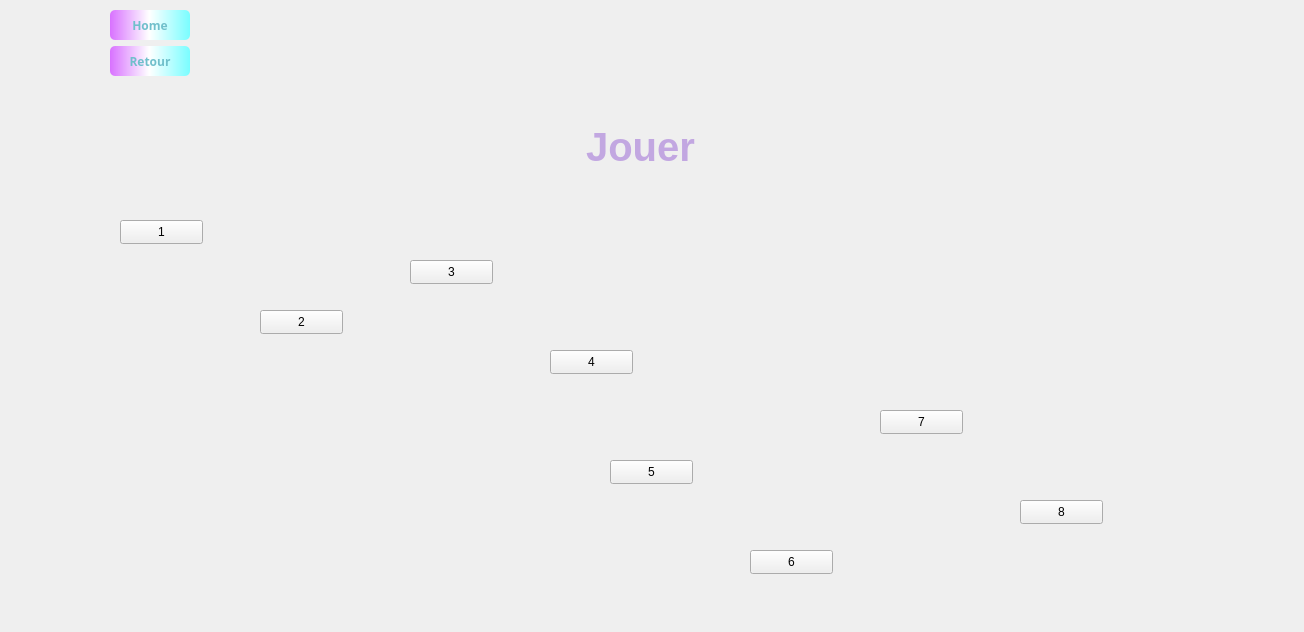
Qt form ApplicationPC/mainwindow.ui (Cortard/RobotRicochetSolver) before a commit.
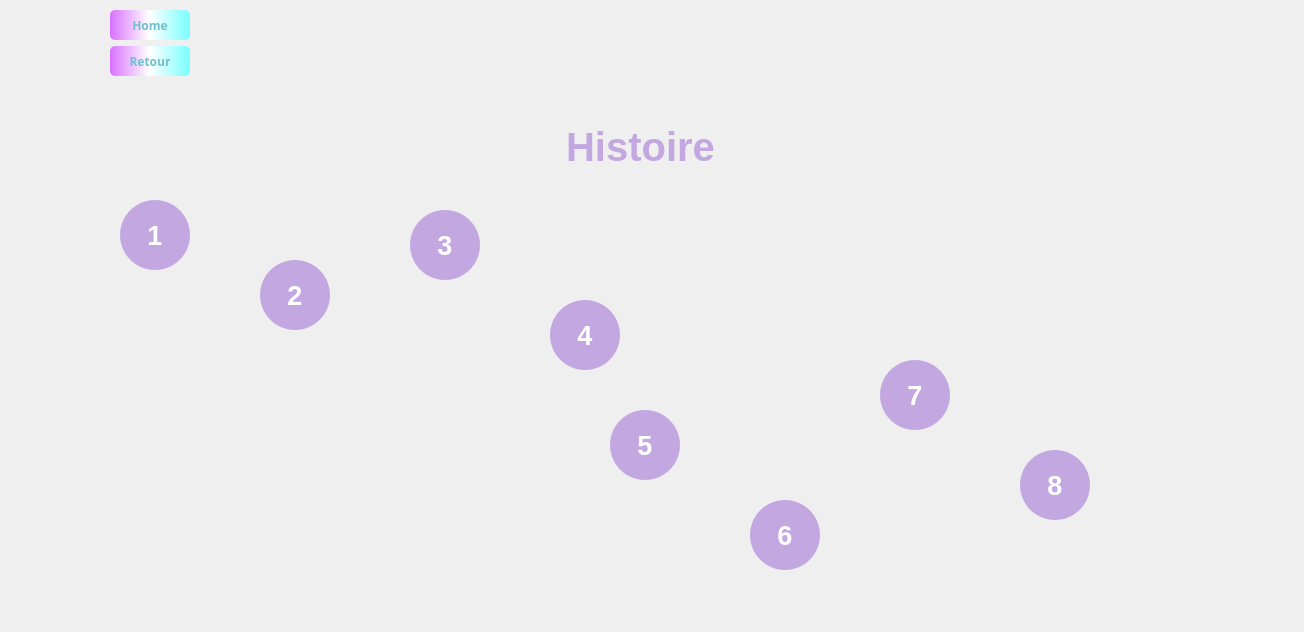
The same form after that commit. The open tabs and pages were chosen to show the change. Icons and pictures are not drawn.

Diff of the .ui file:
```diff
--- a/ApplicationPC/mainwindow.ui
+++ b/ApplicationPC/mainwindow.ui
@@ -600,11 +600,43 @@
        <property name="geometry">
         <rect>
          <x>120</x>
-         <y>220</y>
-         <width>83</width>
-         <height>24</height>
+         <y>200</y>
+         <width>70</width>
+         <height>70</height>
         </rect>
        </property>
+       <property name="minimumSize">
+        <size>
+         <width>70</width>
+         <height>70</height>
+        </size>
+       </property>
+       <property name="maximumSize">
+        <size>
+         <width>70</width>
+         <height>70</height>
+        </size>
+       </property>
+       <property name="font">
+        <font>
+         <pointsize>20</pointsize>
+         <bold>true</bold>
+        </font>
+       </property>
+       <property name="styleSheet">
+        <string notr="true">QPushButton#buttonhistoire1 {
+    border:none;
+	border-radius: 35px;
+	padding:10px;
+	color: rgb(255, 255, 255);
+	background-color: rgb(194, 167, 225);
+}
+
+QPushButton#buttonhistoire1:hover {
+    background-color: #9c2579;
+}
+</string>
+       </property>
        <property name="text">
         <string>1</string>
        </property>
@@ -613,11 +645,37 @@
        <property name="geometry">
         <rect>
          <x>260</x>
-         <y>310</y>
-         <width>83</width>
-         <height>24</height>
+         <y>260</y>
+         <width>70</width>
+         <height>70</height>
         </rect>
        </property>
+       <property name="minimumSize">
+        <size>
+         <width>70</width>
+         <height>70</height>
+        </size>
+       </property>
+       <property name="maximumSize">
+        <size>
+         <width>70</width>
+         <height>70</height>
+        </size>
+       </property>
+       <property name="font">
+        <font>
+         <pointsize>20</pointsize>
+         <bold>true</bold>
+        </font>
+       </property>
+       <property name="styleSheet">
+        <string notr="true">border:none;
+border-radius: 35px;
+padding:10px;
+color: rgb(255, 255, 255);
+background-color: rgb(194, 167, 225);
+</string>
+       </property>
        <property name="text">
         <string>2</string>
        </property>
@@ -626,11 +684,37 @@
        <property name="geometry">
         <rect>
          <x>410</x>
-         <y>260</y>
-         <width>83</width>
-         <height>24</height>
+         <y>210</y>
+         <width>70</width>
+         <height>70</height>
         </rect>
        </property>
+       <property name="minimumSize">
+        <size>
+         <width>70</width>
+         <height>70</height>
+        </size>
+       </property>
+       <property name="maximumSize">
+        <size>
+         <width>70</width>
+         <height>70</height>
+        </size>
+       </property>
+       <property name="font">
+        <font>
+         <pointsize>20</pointsize>
+         <bold>true</bold>
+        </font>
+       </property>
+       <property name="styleSheet">
+        <string notr="true">border:none;
+border-radius: 35px;
+padding:10px;
+color: rgb(255, 255, 255);
+background-color: rgb(194, 167, 225);
+</string>
+       </property>
        <property name="text">
         <string>3</string>
        </property>
@@ -639,11 +723,37 @@
        <property name="geometry">
         <rect>
          <x>550</x>
-         <y>350</y>
-         <width>83</width>
-         <height>24</height>
+         <y>300</y>
+         <width>70</width>
+         <height>70</height>
         </rect>
        </property>
+       <property name="minimumSize">
+        <size>
+         <width>70</width>
+         <height>70</height>
+        </size>
+       </property>
+       <property name="maximumSize">
+        <size>
+         <width>70</width>
+         <height>70</height>
+        </size>
+       </property>
+       <property name="font">
+        <font>
+         <pointsize>20</pointsize>
+         <bold>true</bold>
+        </font>
+       </property>
+       <property name="styleSheet">
+        <string notr="true">border:none;
+border-radius: 35px;
+padding:10px;
+color: rgb(255, 255, 255);
+background-color: rgb(194, 167, 225);
+</string>
+       </property>
        <property name="text">
         <string>4</string>
        </property>
@@ -652,11 +762,37 @@
        <property name="geometry">
         <rect>
          <x>610</x>
-         <y>460</y>
-         <width>83</width>
-         <height>24</height>
+         <y>410</y>
+         <width>70</width>
+         <height>70</height>
         </rect>
        </property>
+       <property name="minimumSize">
+        <size>
+         <width>70</width>
+         <height>70</height>
+        </size>
+       </property>
+       <property name="maximumSize">
+        <size>
+         <width>70</width>
+         <height>70</height>
+        </size>
+       </property>
+       <property name="font">
+        <font>
+         <pointsize>20</pointsize>
+         <bold>true</bold>
+        </font>
+       </property>
+       <property name="styleSheet">
+        <string notr="true">border:none;
+border-radius: 35px;
+padding:10px;
+color: rgb(255, 255, 255);
+background-color: rgb(194, 167, 225);
+</string>
+       </property>
        <property name="text">
         <string>5</string>
        </property>
@@ -665,11 +801,37 @@
        <property name="geometry">
         <rect>
          <x>750</x>
-         <y>550</y>
-         <width>83</width>
-         <height>24</height>
+         <y>500</y>
+         <width>70</width>
+         <height>70</height>
         </rect>
        </property>
+       <property name="minimumSize">
+        <size>
+         <width>70</width>
+         <height>70</height>
+        </size>
+       </property>
+       <property name="maximumSize">
+        <size>
+         <width>70</width>
+         <height>70</height>
+        </size>
+       </property>
+       <property name="font">
+        <font>
+         <pointsize>20</pointsize>
+         <bold>true</bold>
+        </font>
+       </property>
+       <property name="styleSheet">
+        <string notr="true">border:none;
+border-radius: 35px;
+padding:10px;
+color: rgb(255, 255, 255);
+background-color: rgb(194, 167, 225);
+</string>
+       </property>
        <property name="text">
         <string>6</string>
        </property>
@@ -678,11 +840,37 @@
        <property name="geometry">
         <rect>
          <x>880</x>
-         <y>410</y>
-         <width>83</width>
-         <height>24</height>
+         <y>360</y>
+         <width>70</width>
+         <height>70</height>
         </rect>
        </property>
+       <property name="minimumSize">
+        <size>
+         <width>70</width>
+         <height>70</height>
+        </size>
+       </property>
+       <property name="maximumSize">
+        <size>
+         <width>70</width>
+         <height>70</height>
+        </size>
+       </property>
+       <property name="font">
+        <font>
+         <pointsize>20</pointsize>
+         <bold>true</bold>
+        </font>
+       </property>
+       <property name="styleSheet">
+        <string notr="true">border:none;
+border-radius: 35px;
+padding:10px;
+color: rgb(255, 255, 255);
+background-color: rgb(194, 167, 225);
+</string>
+       </property>
        <property name="text">
         <string>7</string>
        </property>
@@ -691,11 +879,37 @@
        <property name="geometry">
         <rect>
          <x>1020</x>
-         <y>500</y>
-         <width>83</width>
-         <height>24</height>
+         <y>450</y>
+         <width>70</width>
+         <height>70</height>
         </rect>
        </property>
+       <property name="minimumSize">
+        <size>
+         <width>70</width>
+         <height>70</height>
+        </size>
+       </property>
+       <property name="maximumSize">
+        <size>
+         <width>70</width>
+         <height>70</height>
+        </size>
+       </property>
+       <property name="font">
+        <font>
+         <pointsize>20</pointsize>
+         <bold>true</bold>
+        </font>
+       </property>
+       <property name="styleSheet">
+        <string notr="true">border:none;
+border-radius: 35px;
+padding:10px;
+color: rgb(255, 255, 255);
+background-color: rgb(194, 167, 225);
+</string>
+       </property>
        <property name="text">
         <string>8</string>
        </property>
@@ -734,7 +948,7 @@
            <string notr="true">color:rgb(194, 167, 225);</string>
           </property>
           <property name="text">
-           <string>Jouer</string>
+           <string>Histoire</string>
           </property>
           <property name="alignment">
            <set>Qt::AlignCenter</set>
```
Left out of the diff: 59 changed lines with no effect on the pictures.
